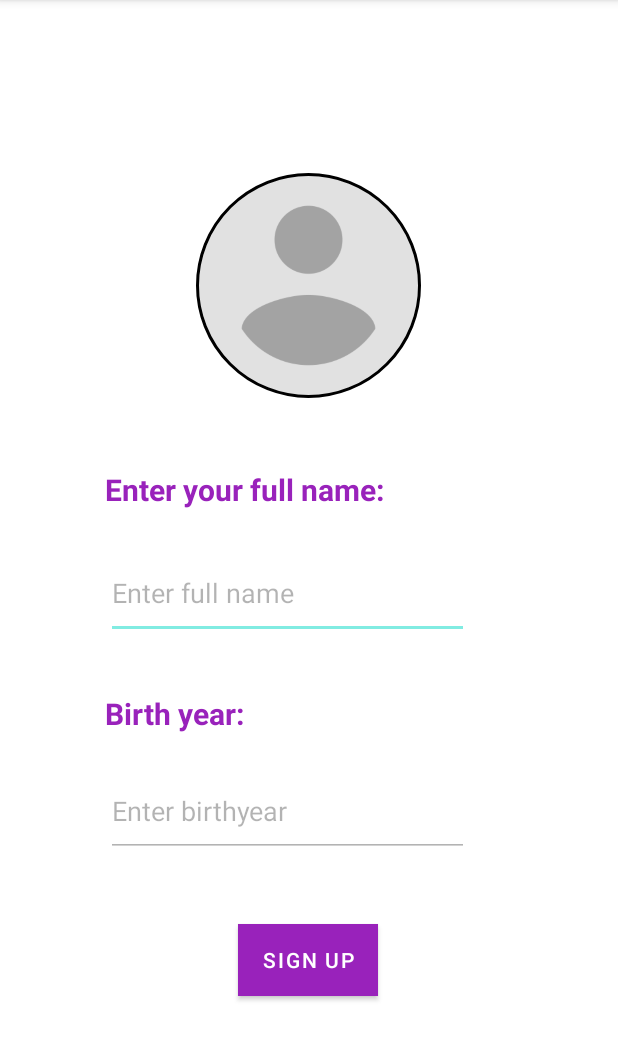
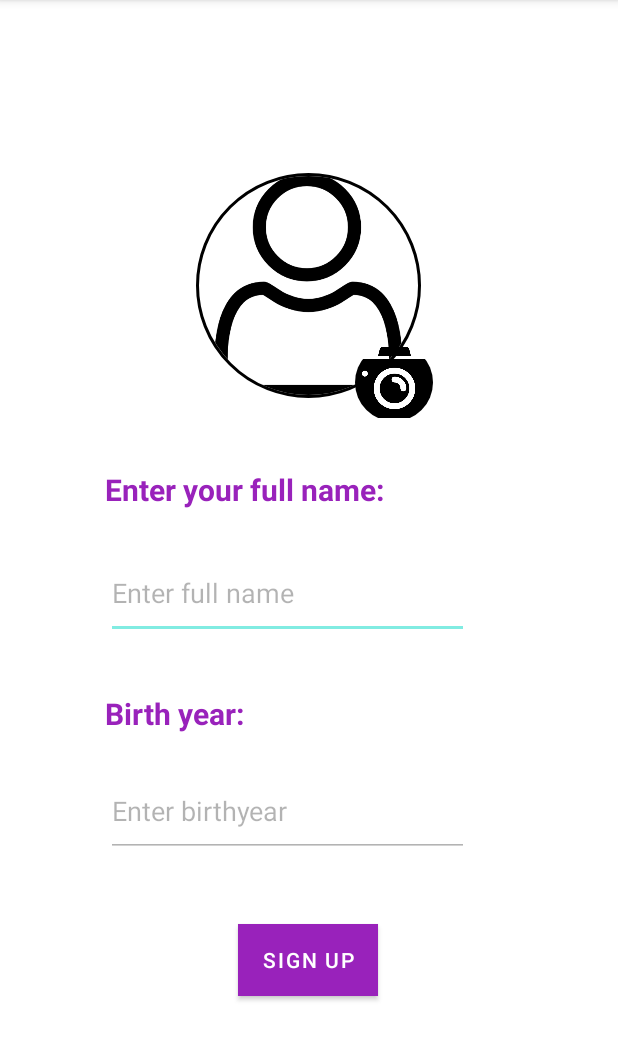
Before and after one commit to SilviaP46/bSafeCluj, an Android app: the SignUpActivity screen opened directly, with no data from a screen before it, on a phone screen of 412 x 824 dp, the part 84-1145 px from its top. Run offline under Robolectric (Android 15) with nearby library versions, the phone set to English and light mode, and no system bars; our stand-ins replace CircleImageView.

Commit message:
camera icon added

```diff
--- a/app/src/main/res/layout/second_signin.xml
+++ b/app/src/main/res/layout/second_signin.xml
@@ -97,5 +97,21 @@
         app:layout_constraintTop_toTopOf="parent"
         app:layout_constraintVertical_bias="0.187" />
 
+    <de.hdodenhof.circleimageview.CircleImageView
+        android:id="@+id/Camera"
+        android:layout_width="52dp"
+        android:layout_height="63dp"
+        android:layout_alignParentTop="true"
+        android:layout_centerHorizontal="true"
+        android:layout_gravity="top|right"
+        android:src="@drawable/camera"
+        app:civ_border_width="0dp"
+        app:layout_constraintBottom_toBottomOf="parent"
+        app:layout_constraintEnd_toEndOf="parent"
+        app:layout_constraintHorizontal_bias="0.657"
+        app:layout_constraintStart_toStartOf="parent"
+        app:layout_constraintTop_toTopOf="parent"
+        app:layout_constraintVertical_bias="0.317" />
+
 
 </androidx.constraintlayout.widget.ConstraintLayout>
```
Also changed, not shown: app/src/main/res/drawable/camera.png (added), app/src/main/res/drawable/profile.png.
